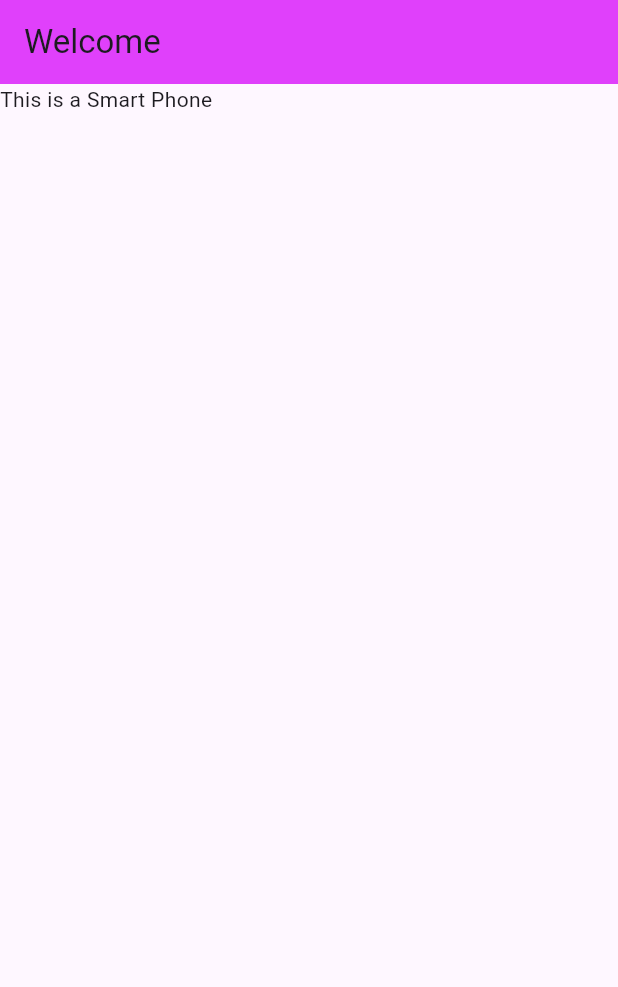
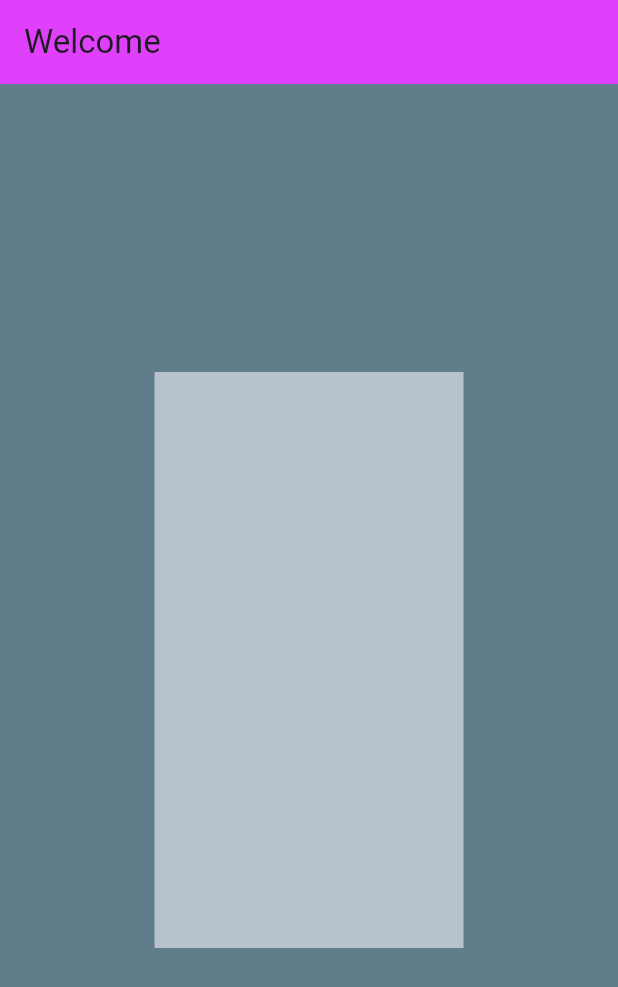
Before and after one commit to smri29/ResponsiveDesign, a Flutter app: the screen it shows after launch, on a phone screen of 412 x 824 dp. Shown: the top 987 px of the screen. Run offline on Flutter 3.47's test engine with Material 3 defaults, Android fonts, the phone set to English and light mode, and no system bars; our stand-ins replace device_preview.

Commit message:
1st commit

```diff
--- a/lib/main.dart
+++ b/lib/main.dart
@@ -28,78 +28,23 @@ class Home extends StatelessWidget {
   @override
   Widget build(BuildContext context) {
 
-    //Media Query
-    MediaQueryData mediaQuery = MediaQuery.of(context);
-    print(mediaQuery.size.aspectRatio);
-    print(mediaQuery.size.height);
-    print(mediaQuery.size.width);
-    print(mediaQuery.size.shortestSide);
-    print(mediaQuery.size.longestSide);
-    print(mediaQuery.size.flipped);
-    print(mediaQuery.devicePixelRatio);
-
-    if(mediaQuery.size.width < 640){
-      print('This is a Smart Phone');
-    }
-    else if (mediaQuery.size.width > 640 && mediaQuery.size.width <1080){
-      print('This is a Tablet');
-    }
-    else{
-      print('This is a TV');
-    }
-
     return Scaffold(
       appBar: AppBar(
         title: Text('Welcome'),
         backgroundColor: Colors.purpleAccent,
       ),
-      /*body: OrientationBuilder(
-        builder: (context, Orientation orientation) {
-          print(orientation);
-          if (orientation == Orientation.portrait){
-            return Column(
-              children: [
-                Wrap(
-                  alignment: WrapAlignment.spaceEvenly,
-                  crossAxisAlignment: WrapCrossAlignment.center,
-                  spacing: 6,
-                  children: [
-                    Text('Roman Reigns'),
-                    Text('Dean Ambrose'),
-                    Text('Seth Rollins'),
-                    Text('John Cena'),
-                    Text('Triple H'),
-                    Text('Dwayne Rock'),
-                    Text('Undertaker'),
-                    Text('Stone Cold Steve Austin'),
-                    Text('Jacob Fatu'),
-                    Text('Solo Sikoa'),
-                  ],
-                ),
-                Text(orientation.name),
-              ],
-            );
-          }
-          else{
-            return Center(
-              child: Text('To Big Screen'),
-            );
-          }
-        }
-      ),*/
-      body: LayoutBuilder
-        (builder: (context, BoxConstraints constraints){
-        if(constraints.maxWidth < 640){
-          return Text('This is a Smart Phone');
-        }
-        else if (constraints.maxWidth > 640 && constraints.maxWidth <1080){
-          return Text('This is a Tablet');
-        }
-        else{
-          return Text('This is a TV');
-        }
-      }
+      body: Container(
+        height: MediaQuery.of(context).size.height,
+        width: MediaQuery.of(context).size.width,
+        color: Colors.blueGrey,
+        child: FractionallySizedBox(
+          widthFactor: 0.5,
+          heightFactor: 0.5,
+          child: Container(
+            color: Colors.white54,
+          ),
+        ),
       ),
-    );
+    );// scaffold
   }
 }
```
